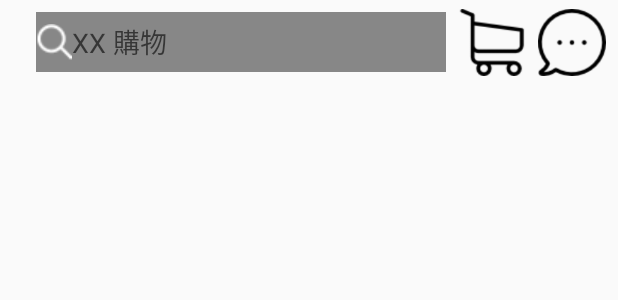
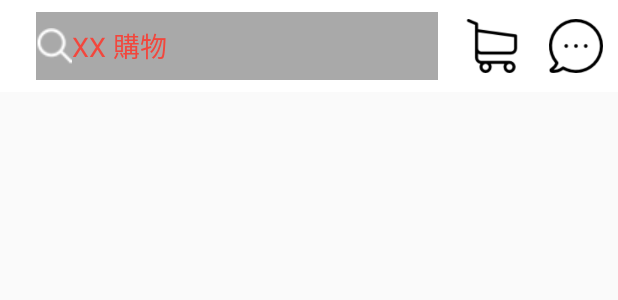
Before and after one commit to ohyeah5566/E-commerceUI, an Android app: the layout fragment_home.xml on its own in the app's theme, with its tools: preview values and no code run, on a phone screen of 412 x 824 dp. Shown: the top 300 px of the screen. Run offline under Robolectric (Android 15) with nearby library versions, the phone set to English and light mode, and no system bars.

Commit message:
微調Toolbar

```diff
--- a/app/src/main/res/layout/fragment_home.xml
+++ b/app/src/main/res/layout/fragment_home.xml
@@ -11,7 +11,8 @@
         android:layout_height="wrap_content"
         android:minHeight="?attr/actionBarSize"
         app:popupTheme="@style/ThemeOverlay.AppCompat.Light"
-        app:theme="@style/Widget.AppCompat.Toolbar">
+        app:theme="@style/Widget.AppCompat.Toolbar"
+        android:background="#ffffff">
 
         <android.support.constraint.ConstraintLayout
             android:layout_width="match_parent"
@@ -19,13 +20,16 @@
             android:minHeight="?attr/actionBarSize">
 
             <EditText
+                android:id="@+id/et_searchtext"
                 android:layout_width="0dp"
-                android:layout_height="0dp"
+                android:layout_height="68px"
                 android:layout_margin="8dp"
-                android:background="#878787"
+                android:background="#a9a9a9"
                 android:drawableLeft="@drawable/ic_search"
                 android:hint="XX 購物"
-                android:padding="3dp"
+                android:textColorHint="@color/colorSpecPrice"
+                android:paddingLeft="8dp"
+                android:textSize="18sp"
                 app:layout_constraintBottom_toBottomOf="parent"
                 app:layout_constraintLeft_toLeftOf="parent"
                 app:layout_constraintRight_toLeftOf="@id/btn_home_shoppingcart"
@@ -33,22 +37,26 @@
 
             <Button
                 android:id="@+id/btn_home_shoppingcart"
-                android:layout_width="68px"
-                android:layout_height="67px"
-                android:layout_marginRight="8dp"
+                android:layout_width="54px"
+                android:layout_height="54px"
+                android:layout_marginRight="10dp"
+                android:layout_marginLeft="10dp"
                 android:background="@drawable/ic_shopping_cart"
                 app:layout_constraintBottom_toBottomOf="parent"
                 app:layout_constraintRight_toLeftOf="@id/btn_home_chat"
+                app:layout_constraintLeft_toRightOf="@id/et_searchtext"
                 app:layout_constraintTop_toTopOf="parent" />
 
             <Button
                 android:id="@+id/btn_home_chat"
-                android:layout_width="68px"
-                android:layout_height="67px"
-                android:layout_marginRight="8dp"
+                android:layout_width="54px"
+                android:layout_height="54px"
+                android:layout_marginRight="10dp"
+                android:layout_marginLeft="10dp"
                 android:background="@drawable/ic_home_chat"
                 app:layout_constraintBottom_toBottomOf="parent"
                 app:layout_constraintRight_toRightOf="parent"
+                app:layout_constraintLeft_toRightOf="@+id/btn_home_shoppingcart"
                 app:layout_constraintTop_toTopOf="parent" />
         </android.support.constraint.ConstraintLayout>
     </android.support.v7.widget.Toolbar>
@@ -66,4 +74,5 @@
     </android.support.v7.widget.RecyclerView>
 
 
+
 </android.support.constraint.ConstraintLayout>
```
